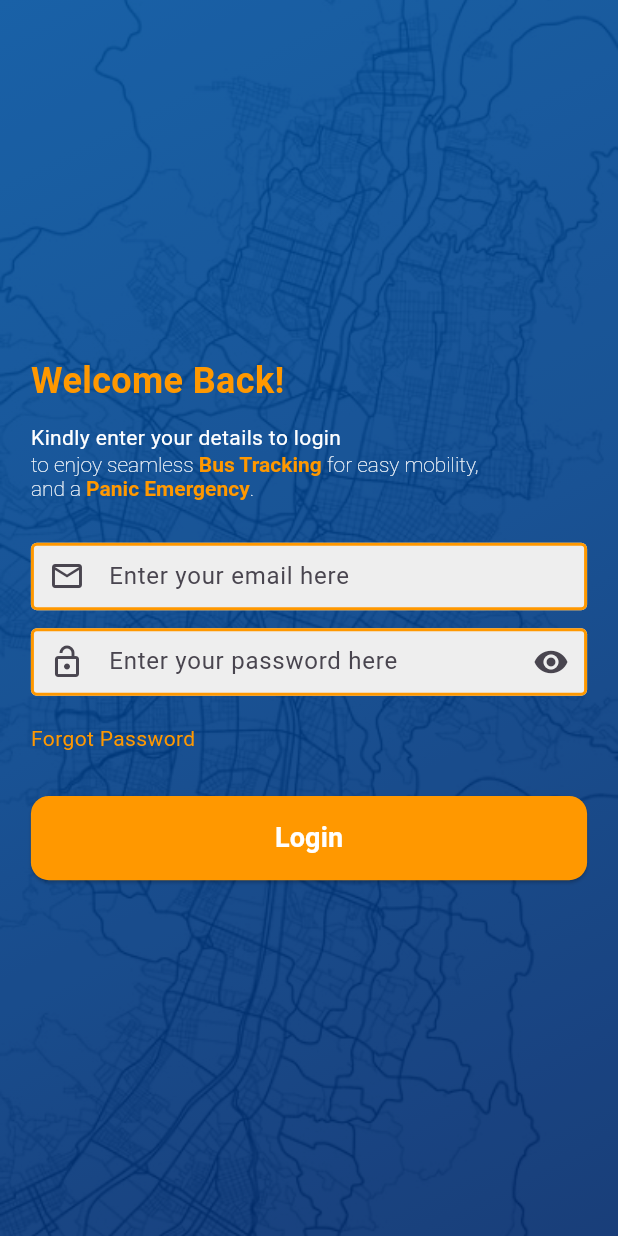
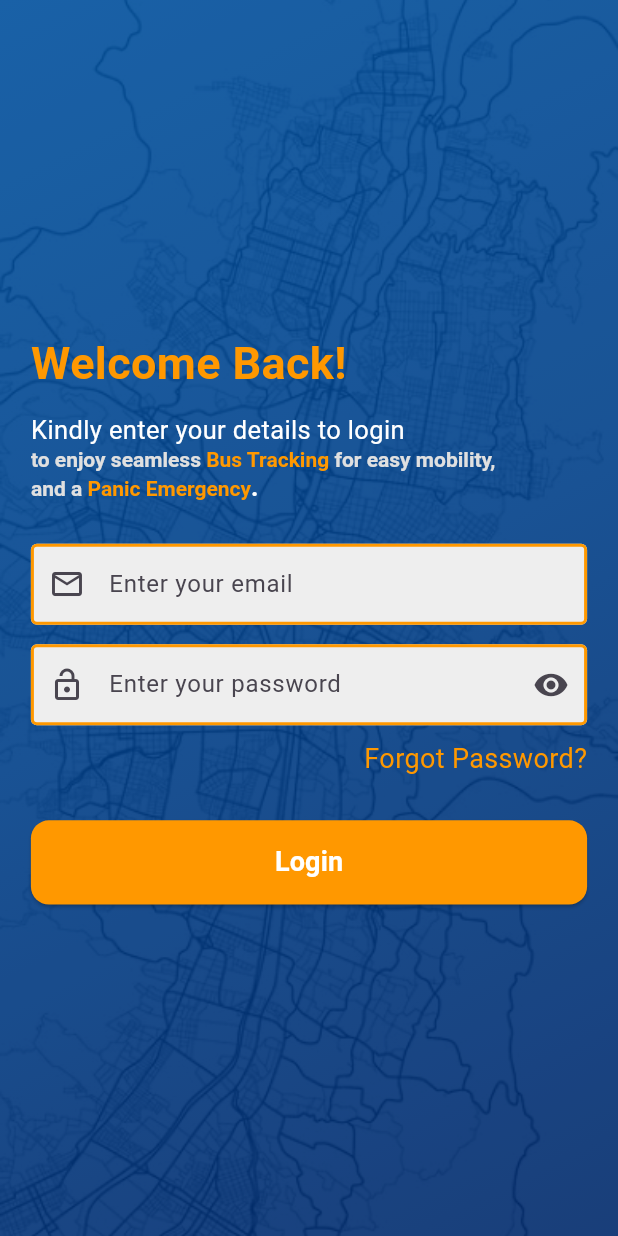
Before and after one commit to gvafram3/slam, a Flutter app: the screen it shows after launch, on a phone screen of 412 x 824 dp. Run offline on Flutter 3.47's test engine with Material 3 defaults, Android fonts, the phone set to English and light mode, and no system bars.

Commit message:
I made some changes in the ui

```diff
--- a/lib/main.dart
+++ b/lib/main.dart
@@ -12,7 +12,7 @@ class MyApp extends StatelessWidget {
   Widget build(BuildContext context) {
     return const MaterialApp(
       debugShowCheckedModeBanner: false,
-      title: 'SLAM',
+      title: 'final year project',
       home: SplashScreen(),
     );
   }
--- a/lib/pages/login_page.dart
+++ b/lib/pages/login_page.dart
@@ -6,8 +6,21 @@ import '../widgets/blue_background.dart';
 import '../widgets/custom_textfield.dart';
 import 'welcome_page.dart';
 
-class LoginPage extends StatelessWidget {
+class LoginPage extends StatefulWidget {
   const LoginPage({super.key});
+
+  @override
+  State<LoginPage> createState() => _LoginPageState();
+}
+
+class _LoginPageState extends State<LoginPage> {
+  final TextEditingController emailController = TextEditingController();
+  final TextEditingController passwordController = TextEditingController();
+
+  @override
+  void initState() {
+    super.initState();
+  }
 
   @override
   Widget build(BuildContext context) {
@@ -26,25 +39,25 @@ class LoginPage extends StatelessWidget {
                   'Welcome Back!',
                   style: TextStyle(
                       color: Colors.orange,
-                      fontSize: 24,
+                      fontSize: 30,
                       fontWeight: FontWeight.bold),
                 ),
                 SizedBox(height: size.height * 0.0127),
                 const Text(
                   'Kindly enter your details to login',
-                  style: TextStyle(color: Colors.white, fontSize: 14),
+                  style: TextStyle(color: Colors.white, fontSize: 17),
                 ),
                 // SizedBox(height: 12),
                 RichText(
-                  text: const TextSpan(
+                  text: TextSpan(
                     children: [
                       TextSpan(
                           text: 'to enjoy seamless ',
                           style: TextStyle(
-                              color: Colors.white,
+                              color: Colors.grey.shade300,
                               fontSize: 14,
-                              fontWeight: FontWeight.w100)),
-                      TextSpan(
+                              fontWeight: FontWeight.bold)),
+                      const TextSpan(
                           text: 'Bus Tracking ',
                           style: TextStyle(
                               color: Colors.orange,
@@ -53,37 +66,39 @@ class LoginPage extends StatelessWidget {
                       TextSpan(
                           text: 'for easy mobility,\nand a ',
                           style: TextStyle(
-                              color: Colors.white,
                               fontSize: 14,
-                              fontWeight: FontWeight.w100)),
-                      TextSpan(
+                              color: Colors.grey.shade300,
+                              fontWeight: FontWeight.bold)),
+                      const TextSpan(
                           text: 'Panic Emergency',
                           style: TextStyle(
                               color: Colors.orange,
                               fontSize: 14,
                               fontWeight: FontWeight.bold)),
-                      TextSpan(
+                      const TextSpan(
                           text: '.',
                           style: TextStyle(
                               color: Colors.white,
-                              fontSize: 14,
-                              fontWeight: FontWeight.w100)),
+                              fontSize: 17,
+                              fontWeight: FontWeight.bold)),
                     ],
                   ),
                 ),
                 SizedBox(height: size.height * 0.0341),
-                const CustomTextField(
-                  hintText: 'Enter your email here',
+                CustomTextField(
+                  controller: emailController,
+                  hintText: 'Enter your email ',
                   isPassword: false,
                   prefixIcon: Icons.email_outlined,
                 ),
                 const SizedBox(height: 12),
-                const CustomTextField(
-                  hintText: 'Enter your password here',
+                CustomTextField(
+                  controller: passwordController,
+                  hintText: 'Enter your password',
                   isPassword: true,
                   prefixIcon: Icons.lock_open_outlined,
                 ),
-                SizedBox(height: size.height * 0.0227),
+                SizedBox(height: size.height * 0.01),
                 GestureDetector(
                   onTap: () {
                     Navigator.push(
@@ -92,9 +107,12 @@ class LoginPage extends StatelessWidget {
                           builder: (context) => const ForgotPasswordPage()),
                     );
                   },
-                  child: const Text(
-                    'Forgot Password',
-                    style: TextStyle(color: Colors.orange, fontSize: 14),
+                  child: const Align(
+                    alignment: Alignment.bottomRight,
+                    child: Text(
+                      'Forgot Password?',
+                      style: TextStyle(color: Colors.orange, fontSize: 18),
+                    ),
                   ),
                 ),
 
--- a/lib/widgets/custom_textfield.dart
+++ b/lib/widgets/custom_textfield.dart
@@ -4,12 +4,16 @@ class CustomTextField extends StatefulWidget {
   final bool isPassword;
   final IconData prefixIcon;
   final String hintText;
+  final TextEditingController controller;
+  final void Function(String txt)? onChanged;
 
   const CustomTextField({
     super.key,
     required this.isPassword,
     required this.prefixIcon,
     required this.hintText,
+    required this.controller,
+    this.onChanged,
   });
 
   @override
@@ -24,15 +28,16 @@ class _CustomTextFieldState extends State<CustomTextField> {
     // final size = MediaQuery.of(context).size;
 
     return SizedBox(
-      height: 45,
+      height: 55,
       width: double.infinity,
       child: TextField(
+        onChanged: widget.onChanged,
         obscuringCharacter: '*',
         obscureText: widget.isPassword ? _obscureText : false,
         decoration: InputDecoration(
             contentPadding: const EdgeInsets.symmetric(
               horizontal: 10.0,
-              vertical: 8.0,
+              vertical: 15.0,
             ),
             enabledBorder: const OutlineInputBorder(
               borderSide: BorderSide(color: Colors.orange, width: 2.0),
--- a/lib/widgets/grey_background.dart
+++ b/lib/widgets/grey_background.dart
@@ -2,6 +2,7 @@ import 'package:flutter/material.dart';
 
 Widget greyBackgroundImage({required Widget mainWidget}) {
   return Scaffold(
+    resizeToAvoidBottomInset: false,
     body: Stack(
       children: [
         Container(
```
Also changed, not shown: lib/pages/forgot_password.dart (+60 -11 lines), lib/widgets/custom_elevated_button.dart (+13 -8 lines), 1 other file.
